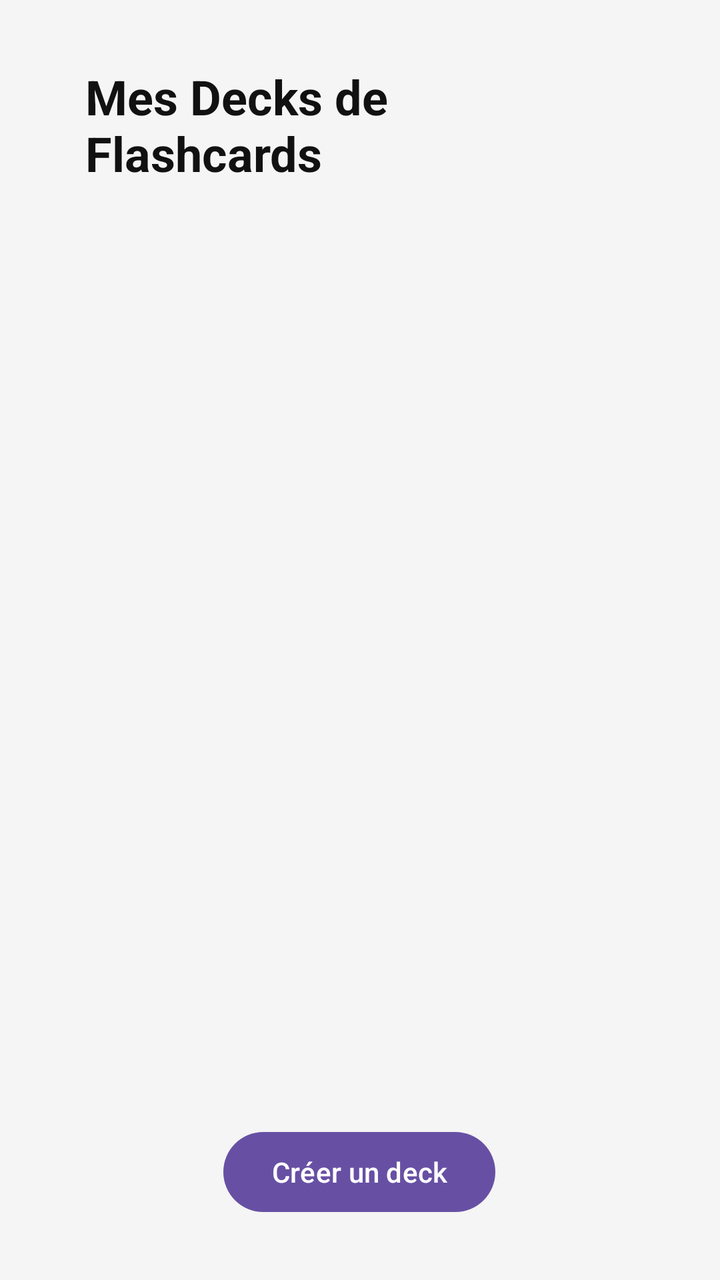
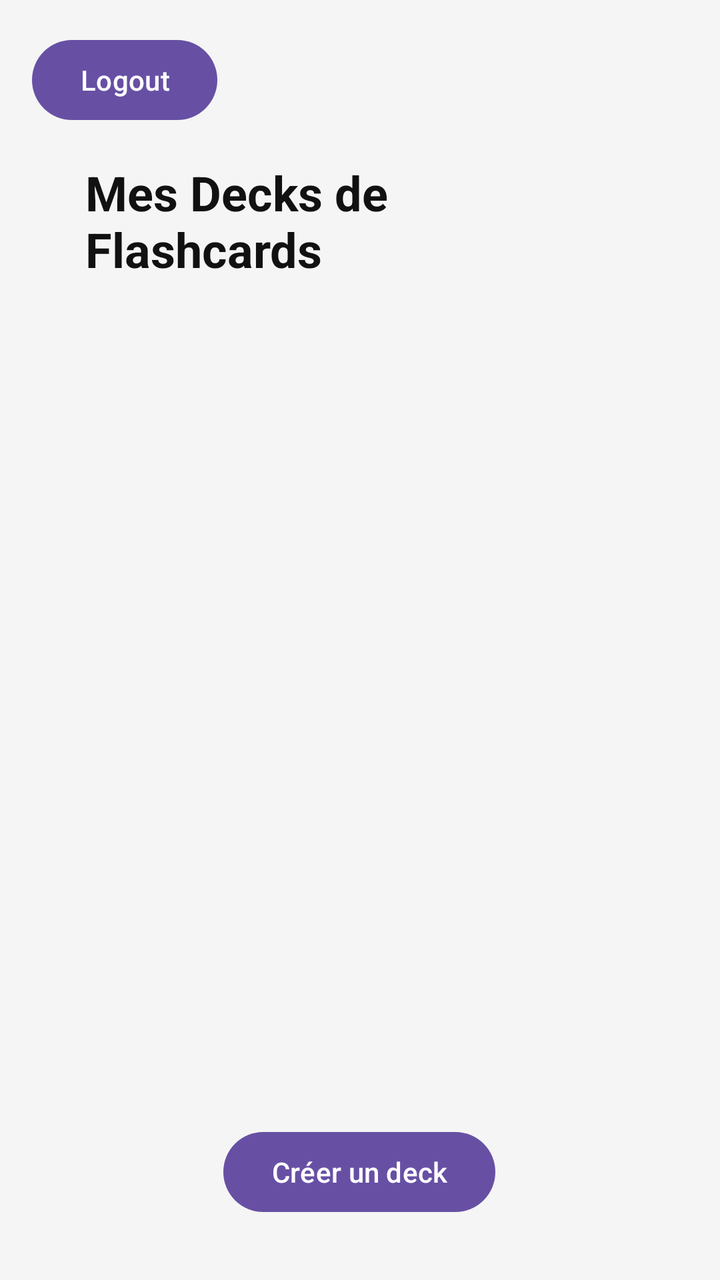

Before-and-after screenshots of an Android layout around one commit, followed by the original layout XML and the change that was made.
<!-- AndroidManifest.xml: application theme Theme.FalshCardGenerator -->
<!-- res/layout/activity_main.xml -->
<?xml version="1.0" encoding="utf-8"?>
<androidx.constraintlayout.widget.ConstraintLayout xmlns:android="http://schemas.android.com/apk/res/android"
    xmlns:app="http://schemas.android.com/apk/res-auto"
    xmlns:tools="http://schemas.android.com/tools"
    android:id="@+id/linearLayout2"
    android:layout_width="match_parent"
    android:layout_height="match_parent"
    android:background="#F5F5F5">

    <TextView
        android:id="@+id/textView2"
        android:layout_width="275dp"
        android:layout_height="wrap_content"
        android:layout_marginTop="32dp"
        android:text="Mes Decks de Flashcards"
        android:textColor="#111111"
        android:textSize="24sp"
        android:textStyle="bold"
        app:layout_constraintEnd_toEndOf="parent"
        app:layout_constraintStart_toStartOf="parent"
        app:layout_constraintTop_toTopOf="parent" />


    <ScrollView
        android:id="@+id/scrollView2"
        android:layout_width="match_parent"
        android:layout_height="0dp"
        android:layout_marginStart="10dp"
        android:layout_marginTop="30dp"
        android:layout_marginEnd="10dp"
        android:layout_marginBottom="30dp"
        app:layout_constraintBottom_toTopOf="@+id/btnCreateDeck"
        app:layout_constraintEnd_toEndOf="parent"
        app:layout_constraintStart_toStartOf="parent"
        app:layout_constraintTop_toBottomOf="@+id/textView2">

        <LinearLayout
            android:id="@+id/containerDecks"
            android:layout_width="match_parent"
            android:layout_height="wrap_content"
            android:layout_marginTop="16dp"
            android:orientation="vertical" />
    </ScrollView>

    <Button
        android:id="@+id/btnCreateDeck"
        android:layout_width="wrap_content"
        android:layout_height="wrap_content"
        android:layout_marginStart="160dp"
        android:layout_marginEnd="161dp"
        android:layout_marginBottom="30dp"
        android:text="Créer un deck"
        app:layout_constraintBottom_toBottomOf="parent"
        app:layout_constraintEnd_toEndOf="parent"
        app:layout_constraintStart_toStartOf="parent"
        app:layout_constraintTop_toBottomOf="@+id/scrollView2" />


</androidx.constraintlayout.widget.ConstraintLayout>
<!-- resources referenced by this layout -->
<resources>
  <style name="Theme.FalshCardGenerator" parent="Base.Theme.FalshCardGenerator" />
  <style name="Base.Theme.FalshCardGenerator" parent="Theme.Material3.DayNight.NoActionBar">
          
          
      </style>
</resources>

<!-- the commit's change to res/layout/activity_main.xml (unified diff, before → after) -->
@@ -11,14 +11,14 @@
         android:id="@+id/textView2"
         android:layout_width="275dp"
         android:layout_height="wrap_content"
-        android:layout_marginTop="32dp"
+        android:layout_marginTop="16dp"
         android:text="Mes Decks de Flashcards"
         android:textColor="#111111"
         android:textSize="24sp"
         android:textStyle="bold"
         app:layout_constraintEnd_toEndOf="parent"
         app:layout_constraintStart_toStartOf="parent"
-        app:layout_constraintTop_toTopOf="parent" />
+        app:layout_constraintTop_toBottomOf="@+id/btnLogout" />
 
 
     <ScrollView
@@ -55,5 +55,15 @@
         app:layout_constraintStart_toStartOf="parent"
         app:layout_constraintTop_toBottomOf="@+id/scrollView2" />
 
+    <Button
+        android:id="@+id/btnLogout"
+        android:layout_width="wrap_content"
+        android:layout_height="wrap_content"
+        android:layout_marginStart="16dp"
+        android:layout_marginTop="16dp"
+        android:text="Logout"
+        app:layout_constraintStart_toStartOf="parent"
+        app:layout_constraintTop_toTopOf="parent" />
+
 
 </androidx.constraintlayout.widget.ConstraintLayout>
